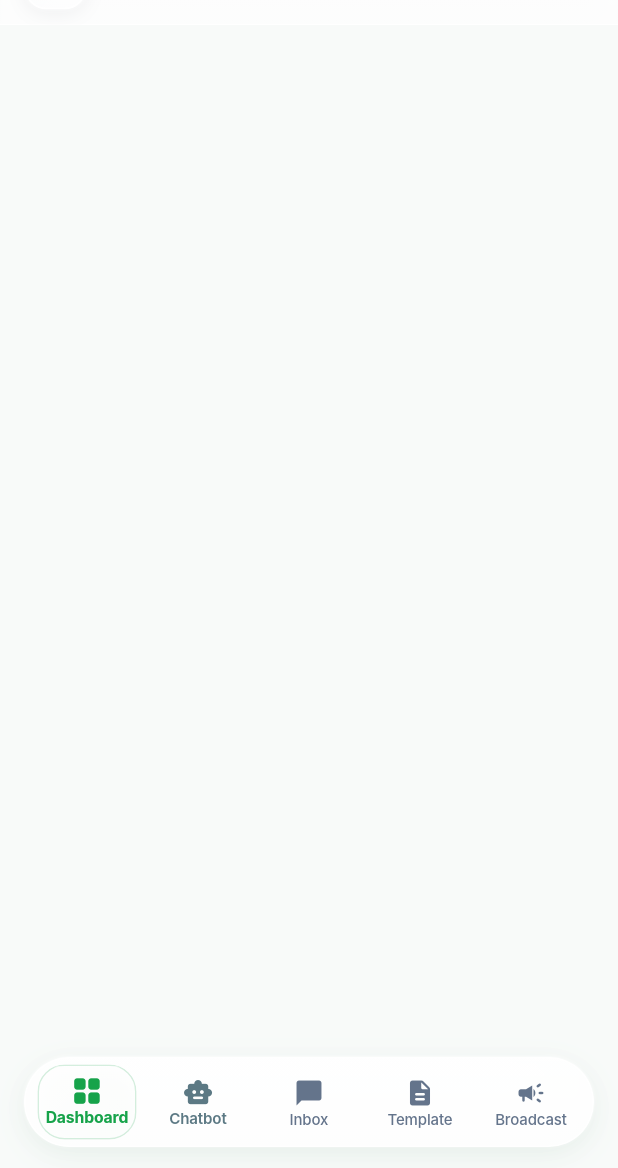
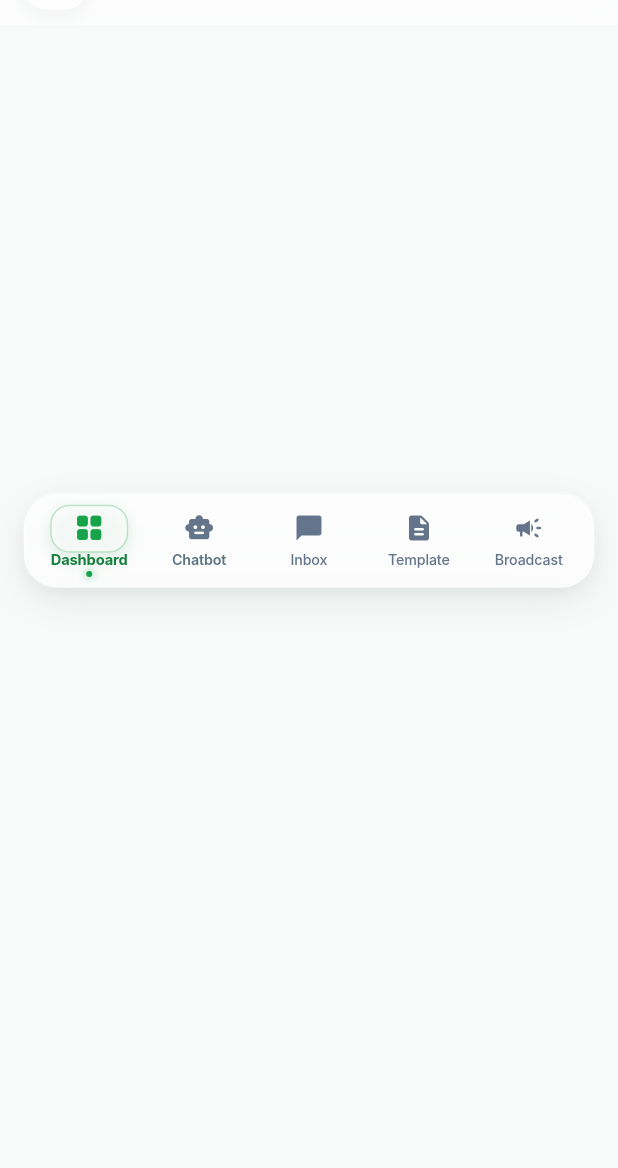
Before and after one commit to Aryan8382/whatsappwizz_flutter_app, a Flutter app: the AppScaffold screen opened directly with empty values, on a phone screen of 412 x 824 dp, the part 68-1236 px from its top. Run offline on Flutter 3.47's test engine with Material 3 defaults, Android fonts, the phone set to English and light mode, and no system bars; our stand-ins replace dio, fl_chart, flutter_riverpod, flutter_secure_storage, go_router, socket_io_client; accounts and stored records are empty; network calls fail; Roboto replaces fonts that are missing (Inter).

Commit message:
Restore exact bottom navigation bar design from reference

```diff
--- a/lib/features/navigation/presentation/widgets/premium_bottom_nav_bar.dart
+++ b/lib/features/navigation/presentation/widgets/premium_bottom_nav_bar.dart
@@ -161,16 +161,21 @@ class _PremiumBottomNavBarState extends State<PremiumBottomNavBar>
         left: false,
         right: false,
         bottom: true,
+        child: Center(
+          child: ConstrainedBox(
+            constraints: const BoxConstraints(maxWidth: 520),
             child: Padding(
-          padding: const EdgeInsets.fromLTRB(16, 0, 16, 14),
-          child: _DoubleGlassShell(
+              padding: const EdgeInsets.fromLTRB(16, 0, 16, 12),
+              child: _MacOsDockShell(
                 child: LayoutBuilder(
                   builder: (context, constraints) {
                     final totalWidth = constraints.maxWidth;
                     final itemWidth = totalWidth / itemCount;
-                const pillMarginH = 4.0;
-                final pillWidth = itemWidth - (pillMarginH * 2);
-                final pillLeft = (_currentPosition * itemWidth) + pillMarginH;
+                    // Classic macOS dock active tile
+                    final tileWidth = (itemWidth - 10).clamp(38.0, 52.0);
+                    final tileLeft = (_currentPosition * itemWidth) + (itemWidth - tileWidth) / 2;
+                    const tileTop = 6.0;
+                    const tileHeight = 32.0;
 
                     return GestureDetector(
                       behavior: HitTestBehavior.opaque,
@@ -186,69 +191,37 @@ class _PremiumBottomNavBarState extends State<PremiumBottomNavBar>
                       child: Stack(
                         clipBehavior: Clip.none,
                         children: [
-                      // ─── Active Frosted Pill ───
+                          // ─── macOS Active Dock Tile ───
                           Positioned(
-                        left: pillLeft,
-                        top: 4,
-                        bottom: 4,
-                        width: pillWidth,
+                            left: tileLeft,
+                            top: tileTop,
+                            width: tileWidth,
+                            height: tileHeight,
                             child: AnimatedScale(
-                          scale: _isDragging ? 1.04 : 1.0,
+                              scale: _isDragging ? 1.06 : 1.0,
                               duration: const Duration(milliseconds: 160),
                               curve: Curves.easeOutCubic,
-                          child: ClipRRect(
-                            borderRadius: BorderRadius.circular(18),
-                            child: BackdropFilter(
-                              filter: ImageFilter.blur(sigmaX: 14, sigmaY: 14),
                               child: Container(
                                 decoration: BoxDecoration(
-                                  borderRadius: BorderRadius.circular(18),
-                                  gradient: LinearGradient(
-                                    begin: Alignment.topLeft,
-                                    end: Alignment.bottomRight,
-                                    colors: [
-                                      Colors.white.withOpacity(_isDragging ? 0.98 : 0.94),
-                                      Colors.white.withOpacity(_isDragging ? 0.90 : 0.84),
-                                    ],
-                                  ),
+                                  borderRadius: BorderRadius.circular(13),
+                                  color: Colors.white.withOpacity(0.65),
                                   border: Border.all(
-                                    color: const Color(0xFF16A34A).withOpacity(0.18),
+                                    color: const Color(0xFF16A34A).withOpacity(0.28),
                                     width: 1.0,
                                   ),
                                   boxShadow: [
                                     BoxShadow(
-                                      color: const Color(0xFF16A34A).withOpacity(0.08),
+                                      color: Colors.black.withOpacity(0.04),
+                                      blurRadius: 6,
+                                      offset: const Offset(0, 2),
+                                    ),
+                                    BoxShadow(
+                                      color: const Color(0xFF16A34A).withOpacity(0.12),
                                       blurRadius: 10,
                                       offset: const Offset(0, 3),
                                       spreadRadius: -1,
                                     ),
-                                    BoxShadow(
-                                      color: Colors.black.withOpacity(0.03),
-                                      blurRadius: 6,
-                                      offset: const Offset(0, 2),
-                                    ),
                                   ],
-                                ),
-                                // Subtle top specular sheen on the pill
-                                child: Align(
-                                  alignment: Alignment.topCenter,
-                                  child: Container(
-                                    height: 6,
-                                    margin: const EdgeInsets.symmetric(horizontal: 10),
-                                    decoration: BoxDecoration(
-                                      borderRadius: BorderRadius.circular(4),
-                                      gradient: LinearGradient(
-                                        begin: Alignment.topCenter,
-                                        end: Alignment.bottomCenter,
-                                        colors: [
-                                          Colors.white.withOpacity(0.55),
-                                          Colors.white.withOpacity(0.0),
-                                        ],
-                                      ),
-                                    ),
-                                  ),
-                                ),
-                              ),
                                 ),
                               ),
                             ),
@@ -269,15 +242,21 @@ class _PremiumBottomNavBarState extends State<PremiumBottomNavBar>
                             final directFactor = (1.0 - dist).clamp(0.0, 1.0);
                             final isActive = directFactor > 0.45;
 
-                            final itemColor = Color.lerp(
+                            // Classic macOS active indicator and colors
+                            final iconColor = Color.lerp(
                               const Color(0xFF64748B),
                               const Color(0xFF16A34A),
+                              math.pow(directFactor, 1.2).toDouble(),
+                            )!;
+
+                            final labelColor = Color.lerp(
+                              const Color(0xFF64748B),
+                              const Color(0xFF15803D),
                               math.pow(proximity, 1.2).toDouble(),
                             )!;
 
-                            final iconScale = 1.0 + ((_isDragging ? 0.16 : 0.13) * proximity);
-                            final labelScale = 1.0 + ((_isDragging ? 0.07 : 0.05) * proximity);
-                            final floatLift = -1.2 * proximity;
+                            final iconScale = 1.0 + ((_isDragging ? 0.14 : 0.08) * proximity);
+                            final labelScale = 1.0 + ((_isDragging ? 0.05 : 0.03) * proximity);
 
                             final fontWeight = FontWeight.lerp(
                               FontWeight.w500,
@@ -298,14 +277,16 @@ class _PremiumBottomNavBarState extends State<PremiumBottomNavBar>
                                 label: semanticLabel,
                                 tooltip: item.label,
                                 child: Center(
-                                  child: Transform.translate(
-                                    offset: Offset(0, floatLift),
                                   child: Column(
                                     mainAxisSize: MainAxisSize.min,
                                     mainAxisAlignment: MainAxisAlignment.center,
                                     crossAxisAlignment: CrossAxisAlignment.center,
                                     children: [
-                                        Transform.scale(
+                                      // Height 30px aligning with active dock tile
+                                      SizedBox(
+                                        height: 30,
+                                        child: Center(
+                                          child: Transform.scale(
                                             scale: iconScale,
                                             alignment: Alignment.center,
                                             child: Stack(
@@ -317,23 +298,23 @@ class _PremiumBottomNavBarState extends State<PremiumBottomNavBar>
                                                       ? item.activeIcon
                                                       : item.icon,
                                                   size: 20,
-                                                color: itemColor,
+                                                  color: iconColor,
                                                 ),
                                                 if (badge != null && badge > 0)
                                                   Positioned(
-                                                  top: -4,
-                                                  right: -10,
+                                                    top: -3,
+                                                    right: -8,
                                                     child: Container(
                                                       padding: const EdgeInsets.symmetric(
-                                                      horizontal: 4.5,
+                                                        horizontal: 4,
                                                         vertical: 1,
                                                       ),
                                                       decoration: BoxDecoration(
-                                                      color: const Color(0xFF334155),
+                                                        color: const Color(0xFFEF4444),
                                                         borderRadius: BorderRadius.circular(10),
                                                         boxShadow: [
                                                           BoxShadow(
-                                                          color: Colors.black.withOpacity(0.12),
+                                                            color: Colors.black.withOpacity(0.18),
                                                             blurRadius: 3,
                                                             offset: const Offset(0, 1),
                                                           ),
@@ -343,7 +324,7 @@ class _PremiumBottomNavBarState extends State<PremiumBottomNavBar>
                                                         badge > 99 ? '99+' : '$badge',
                                                         style: const TextStyle(
                                                           color: Colors.white,
-                                                        fontSize: 9,
+                                                          fontSize: 8.5,
                                                           fontWeight: FontWeight.w700,
                                                           height: 1.1,
                                                         ),
@@ -351,6 +332,8 @@ class _PremiumBottomNavBarState extends State<PremiumBottomNavBar>
                                                     ),
                                                   ),
                                               ],
+                                            ),
+                                          ),
                                         ),
                                       ),
                                       const SizedBox(height: 2),
@@ -363,19 +346,39 @@ class _PremiumBottomNavBarState extends State<PremiumBottomNavBar>
                                           overflow: TextOverflow.ellipsis,
                                           style: TextStyle(
                                             fontFamily: 'Inter',
-                                              fontSize: 10,
+                                            fontSize: 9.5,
                                             height: 1.0,
                                             leadingDistribution:
                                                 TextLeadingDistribution.even,
                                             fontWeight: fontWeight,
-                                              color: itemColor,
+                                            color: labelColor,
                                             letterSpacing: -0.1,
                                             backgroundColor: Colors.transparent,
                                           ),
                                         ),
                                       ),
+                                      const SizedBox(height: 2),
+                                      // Iconic macOS dock active indicator dot
+                                      AnimatedOpacity(
+                                        opacity: isActive ? 1.0 : 0.0,
+                                        duration: const Duration(milliseconds: 180),
+                                        child: Container(
+                                          width: 4,
+                                          height: 4,
+                                          decoration: BoxDecoration(
+                                            shape: BoxShape.circle,
+                                            color: const Color(0xFF16A34A),
+                                            boxShadow: [
+                                              BoxShadow(
+                                                color: const Color(0xFF16A34A).withOpacity(0.5),
+                                                blurRadius: 4,
+                                                spreadRadius: 0.5,
+                                              ),
                                             ],
                                           ),
+                                        ),
+                                      ),
+                                    ],
                                   ),
                                 ),
                               ),
@@ -391,41 +394,40 @@ class _PremiumBottomNavBarState extends State<PremiumBottomNavBar>
           ),
         ),
       ),
+    ),
+  ),
 );
   }
 }
 
 // ─────────────────────────────────────────────
-// Liquid Glass Shell
-// Ultra-clean frosted glass capsule with pure downward ambient shadow
-// Completely eliminates any upper gray border, seam, or upward shadow bleed.
+// macOS Translucent Glass Dock Shell
+// Floating centered rounded glass dock with frosted blur and ambient elevation
 // ─────────────────────────────────────────────
-class _DoubleGlassShell extends StatelessWidget {
+class _MacOsDockShell extends StatelessWidget {
   final Widget child;
-  const _DoubleGlassShell({required this.child});
+  const _MacOsDockShell({required this.child});
 
   @override
   Widget build(BuildContext context) {
     return Container(
-      // Ultra-clean ambient elevation: soft, luminous depth with zero dark slate or gray cast
       decoration: BoxDecoration(
-        borderRadius: BorderRadius.circular(32),
+        borderRadius: BorderRadius.circular(22),
         boxShadow: [
-          // Soft brand emerald ambient glow
+          // Soft ambient drop shadow
           BoxShadow(
-            color: const Color(0xFF16A34A).withOpacity(0.06),
-            blurRadius: 20,
-            offset: const Offset(0, 6),
+            color: Colors.black.withOpacity(0.09),
+            blurRadius: 22,
+            offset: const Offset(0, 8),
             spreadRadius: -2,
           ),
-          // Ultra-soft neutral ambient drop
+          // Subtle inner depth
           BoxShadow(
-            color: Colors.black.withOpacity(0.035),
-            blurRadius: 14,
-            offset: const Offset(0, 4),
-            spreadRadius: -2,
+            color: Colors.black.withOpacity(0.04),
+            blurRadius: 6,
+            offset: const Offset(0, 2),
           ),
-          // Specular top light reflection
+          // Specular top rim highlight
           BoxShadow(
             color: Colors.white.withOpacity(0.85),
             blurRadius: 1,
@@ -435,32 +437,32 @@ class _DoubleGlassShell extends StatelessWidget {
         ],
       ),
       child: ClipRRect(
-        borderRadius: BorderRadius.circular(32),
+        borderRadius: BorderRadius.circular(22),
         clipBehavior: Clip.antiAlias,
         child: BackdropFilter(
           // Optical background blur
-          filter: ImageFilter.blur(sigmaX: 24, sigmaY: 24),
+          filter: ImageFilter.blur(sigmaX: 28, sigmaY: 28),
           child: Container(
-            height: 60,
+            height: 62,
             decoration: BoxDecoration(
-              borderRadius: BorderRadius.circular(32),
-              // Luminous frosted white glass: bright, clean, zero gray darkening from background text
+              borderRadius: BorderRadius.circular(22),
+              // macOS frosted translucent glass
               gradient: LinearGradient(
                 begin: Alignment.topCenter,
                 end: Alignment.bottomCenter,
                 colors: [
-                  Colors.white.withOpacity(0.92),
-                  Colors.white.withOpacity(0.82),
+                  Colors.white.withOpacity(0.72),
+                  Colors.white.withOpacity(0.52),
                 ],
               ),
-              // Pure white rim border — crisp and luminous
+              // Crisp macOS hairline border
               border: Border.all(
-                color: Colors.white.withOpacity(0.95),
-                width: 1.0,
+                color: Colors.white.withOpacity(0.80),
+                width: 0.85,
               ),
             ),
             child: Padding(
-              padding: const EdgeInsets.symmetric(horizontal: 4),
+              padding: const EdgeInsets.symmetric(horizontal: 6),
               child: child,
             ),
           ),
```
Lines whose indentation alone changed are shown as unchanged.
